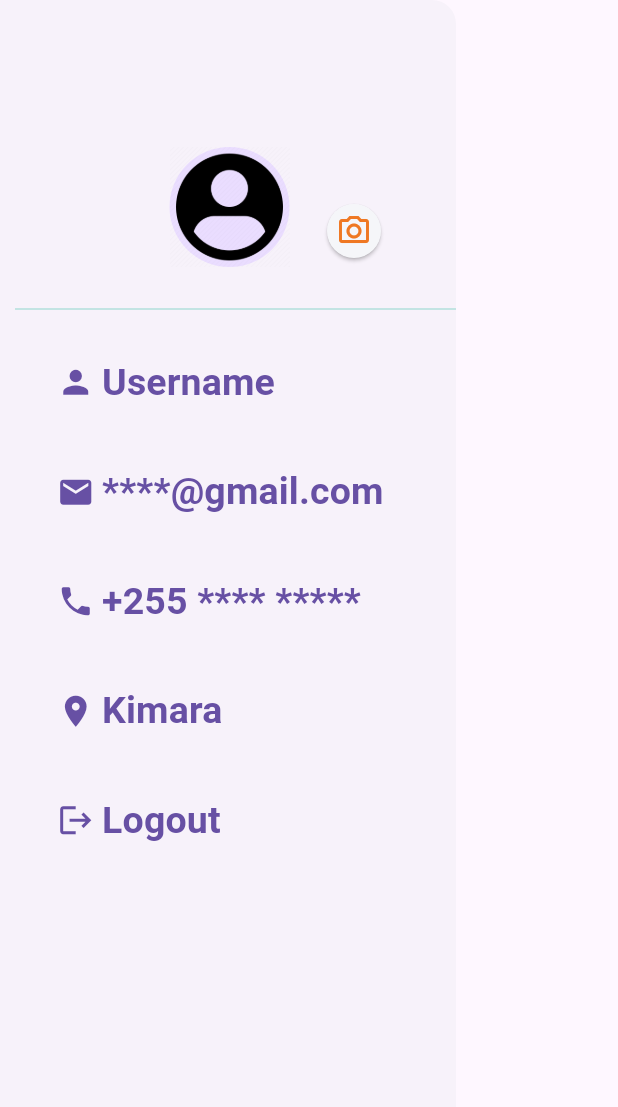
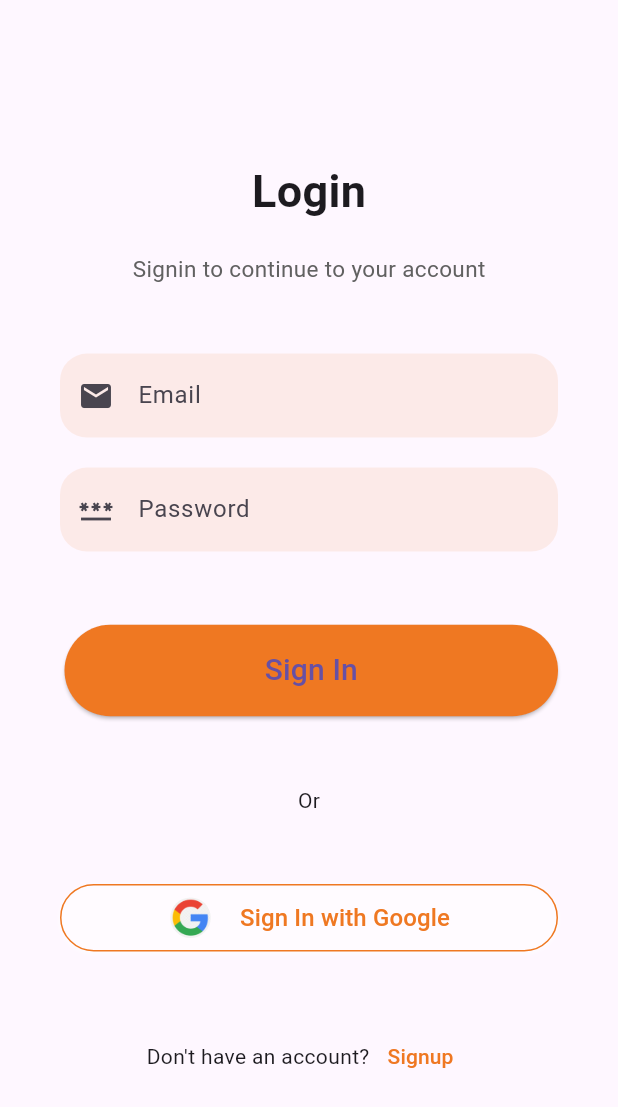
Before and after one commit to Arnoldmosha60/Delivery_APP, a Flutter app: the DrawerComponent widget shown alone on an empty page, opened directly, after a tap on "Logout", on a phone screen of 412 x 824 dp. Shown: the top 1107 px of the screen. Run offline on Flutter 3.47's test engine with Material 3 defaults, Android fonts, the phone set to English and light mode, and no system bars; our stand-ins replace google_nav_bar, image_picker.

Commit message:
Second Commit

```diff
--- a/lib/components/drawer_component.dart
+++ b/lib/components/drawer_component.dart
@@ -1,22 +1,36 @@
+// ignore_for_file: no_leading_underscores_for_local_identifiers
+
+import 'dart:io';
+
+import 'package:delivery_rider_app/screens/loginPage.dart';
 import 'package:flutter/foundation.dart';
 import 'package:flutter/material.dart';
 import 'package:delivery_rider_app/constants/constants.dart';
+import 'package:image_picker/image_picker.dart';
 
 String imagePath = 'images/img.png';
 
 class DrawerComponent extends StatefulWidget {
   const DrawerComponent({super.key});
 
-
   @override
   State<DrawerComponent> createState() => _DrawerComponentState();
 }
 
 class _DrawerComponentState extends State<DrawerComponent> {
-
+  File? _imageFile;
 
   @override
   Widget build(BuildContext context) {
+    Future<void> _pickImage() async {
+      final picker = ImagePicker();
+      final pickedFile = await picker.pickImage(source: ImageSource.gallery);
+
+      setState(() {
+        _imageFile = pickedFile != null ? File(pickedFile.path) : null;
+      });
+    }
+
     return SafeArea(
       child: Drawer(
         child: ListView(
@@ -30,23 +44,17 @@ class _DrawerComponentState extends State<DrawerComponent> {
                   clipBehavior: Clip.none,
                   fit: StackFit.expand,
                   children: [
-                    const CircleAvatar(
-                      child: Center(
-                        child: Image(
-                          image: AssetImage(
-                            'images/img.png',
-                          ),
-                        ),
-                      ),
+                    CircleAvatar(
+                      radius: 50.0,
+                      backgroundImage:
+                          _imageFile != null ? FileImage(_imageFile!) : null,
                     ),
                     Positioned(
                         bottom: 0,
-                        right: 0,
+                        right: -25,
                         child: RawMaterialButton(
                           onPressed: () {
-                            if (kDebugMode) {
-                              print('Camera clicked',);
-                            }
+                            _pickImage();
                           },
                           elevation: 1.0,
                           fillColor: const Color(0xFFF5F6F9),
@@ -189,9 +197,12 @@ class _DrawerComponentState extends State<DrawerComponent> {
             ListTile(
               title: TextButton(
                 onPressed: () {
-                  if (kDebugMode) {
-                    print('logout');
-                  }
+                  Navigator.push(
+                    context,
+                    MaterialPageRoute(
+                      builder: (context) => const LoginPage(),
+                    ),
+                  );
                 },
                 child: const Row(
                   children: [
--- /dev/null
+++ b/lib/screens/loginPage.dart
@@ -0,0 +1,166 @@
+import 'package:delivery_rider_app/screens/menu.dart';
+import 'package:flutter/material.dart';
+import 'signupPage.dart';
+import 'package:delivery_rider_app/constants/constants.dart';
+
+class LoginPage extends StatefulWidget {
+  const LoginPage({super.key});
+
+  @override
+  State<LoginPage> createState() => _LoginPageState();
+}
+
+class _LoginPageState extends State<LoginPage> {
+  @override
+  Widget build(BuildContext context) {
+    return MaterialApp(
+      debugShowCheckedModeBanner: false,
+      home: Scaffold(
+        body: SingleChildScrollView(
+          child: Container(
+            padding: const EdgeInsets.symmetric(horizontal: 40),
+            height: MediaQuery.of(context).size.height - 50,
+            width: double.infinity,
+            child: Column(
+              mainAxisAlignment: MainAxisAlignment.spaceEvenly,
+              crossAxisAlignment: CrossAxisAlignment.stretch,
+              children: <Widget>[
+                Column(
+                  children: <Widget>[
+                    const SizedBox(height: 60.0),
+                    const Text(
+                      "Login",
+                      style: TextStyle(
+                        fontSize: 30,
+                        fontWeight: FontWeight.bold,
+                      ),
+                    ),
+                    const SizedBox(
+                      height: 20,
+                    ),
+                    Text(
+                      "Signin to continue to your account",
+                      style: TextStyle(fontSize: 15, color: Colors.grey[700]),
+                    )
+                  ],
+                ),
+                Column(
+                  children: <Widget>[
+                    TextField(
+                      decoration: InputDecoration(
+                          hintText: "Email",
+                          border: OutlineInputBorder(
+                              borderRadius: BorderRadius.circular(18),
+                              borderSide: BorderSide.none),
+                          fillColor: kBackgroundColor.withOpacity(0.1),
+                          filled: true,
+                          prefixIcon: const Icon(Icons.email)),
+                    ),
+                    const SizedBox(height: 20),
+                    TextField(
+                      decoration: InputDecoration(
+                        hintText: "Password",
+                        border: OutlineInputBorder(
+                            borderRadius: BorderRadius.circular(18),
+                            borderSide: BorderSide.none),
+                        fillColor: kBackgroundColor.withOpacity(0.1),
+                        filled: true,
+                        prefixIcon: const Icon(Icons.password),
+                      ),
+                      obscureText: true,
+                    ),
+                  ],
+                ),
+                Container(
+                    padding: const EdgeInsets.only(top: 3, left: 3),
+                    child: ElevatedButton(
+                      onPressed: () {
+                        Navigator.push(
+                          context,
+                          MaterialPageRoute(
+                            builder: (context) => const MenuPage(),
+                          ),
+                        );
+                      },
+                      style: ElevatedButton.styleFrom(
+                        shape: const StadiumBorder(),
+                        padding: const EdgeInsets.symmetric(vertical: 16),
+                        backgroundColor: kBackgroundColor,
+                      ),
+                      child: const Text(
+                        "Sign In",
+                        style: TextStyle(fontSize: 20),
+                      ),
+                    )),
+                const Center(child: Text("Or")),
+                Container(
+                  height: 45,
+                  decoration: BoxDecoration(
+                    borderRadius: BorderRadius.circular(25),
+                    border: Border.all(
+                      color: kBackgroundColor,
+                    ),
+                    boxShadow: [
+                      BoxShadow(
+                        color: Colors.white.withOpacity(0.5),
+                        spreadRadius: 1,
+                        blurRadius: 1,
+                        offset:
+                            const Offset(0, 1), // changes position of shadow
+                      ),
+                    ],
+                  ),
+                  child: TextButton(
+                    onPressed: () {},
+                    child: Row(
+                      mainAxisAlignment: MainAxisAlignment.center,
+                      children: [
+                        Container(
+                          height: 30.0,
+                          width: 30.0,
+                          decoration: const BoxDecoration(
+                            image: DecorationImage(
+                                image: AssetImage('images/google.png'),
+                                fit: BoxFit.cover),
+                            shape: BoxShape.circle,
+                          ),
+                        ),
+                        const SizedBox(width: 18),
+                        const Text(
+                          "Sign In with Google",
+                          style: TextStyle(
+                            fontSize: 16,
+                            color: kBackgroundColor,
+                          ),
+                        ),
+                      ],
+                    ),
+                  ),
+                ),
+                Row(
+                  mainAxisAlignment: MainAxisAlignment.center,
+                  children: <Widget>[
+                    const Text("Don't have an account?"),
+                    TextButton(
+                        onPressed: () {
+                          Navigator.push(
+                            context,
+                            MaterialPageRoute(
+                              builder: (context) => const SignupPage(),
+                            ),
+                          );
+                        },
+                        child: const Text(
+                          "Signup",
+                          style: TextStyle(color: kBackgroundColor),
+                        ))
+                  ],
+                )
+              ],
+            ),
+          ),
+        ),
+      ),
+    );
+  }
+}
--- a/pubspec.yaml
+++ b/pubspec.yaml
@@ -23,8 +23,8 @@ dependencies:
   image_picker: ^1.0.4
   path_provider: ^2.1.1
   path: ^1.8.3
-  responsive_navigation_bar: ^4.0.4
   google_nav_bar: ^5.0.6
+
 
 dev_dependencies:
   flutter_test:
```
Also changed, not shown: lib/components/new_order_component.dart (+29 -6 lines), lib/main.dart (+5 -5 lines), lib/screens/signupPage.dart (added, +183 -0 lines), images/google.png (added), pubspec.lock.
